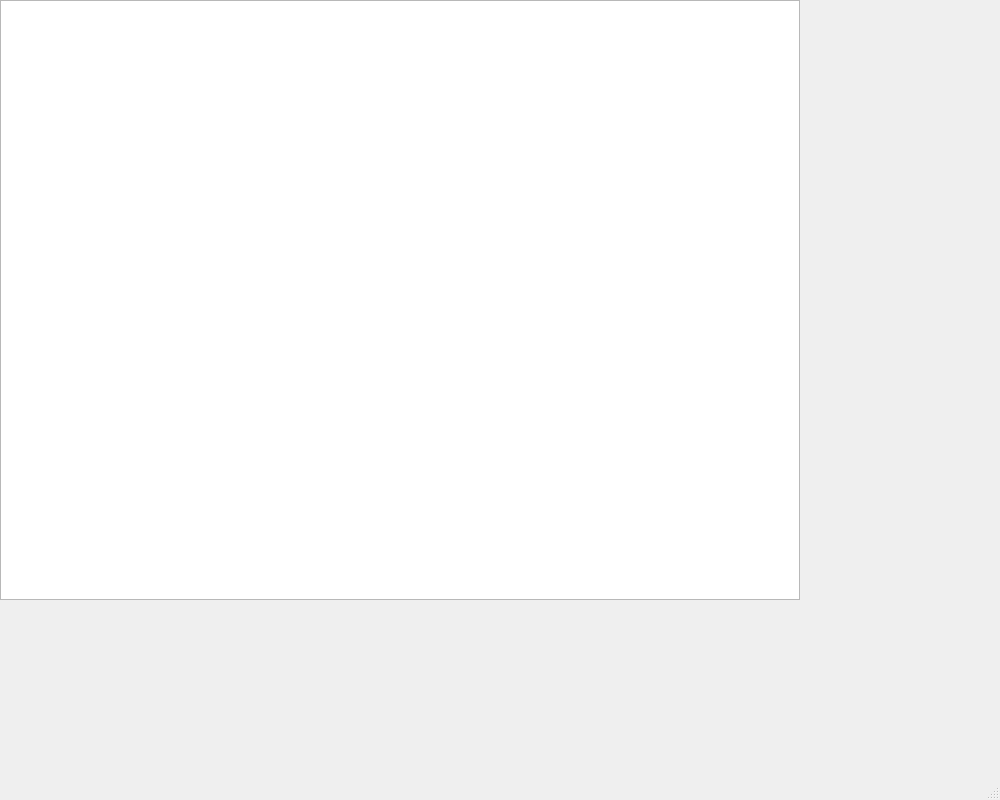
Quitianote/proyecto-final, file proyecto_final/proyecto_final/mainwindow.ui: the form before one commit.
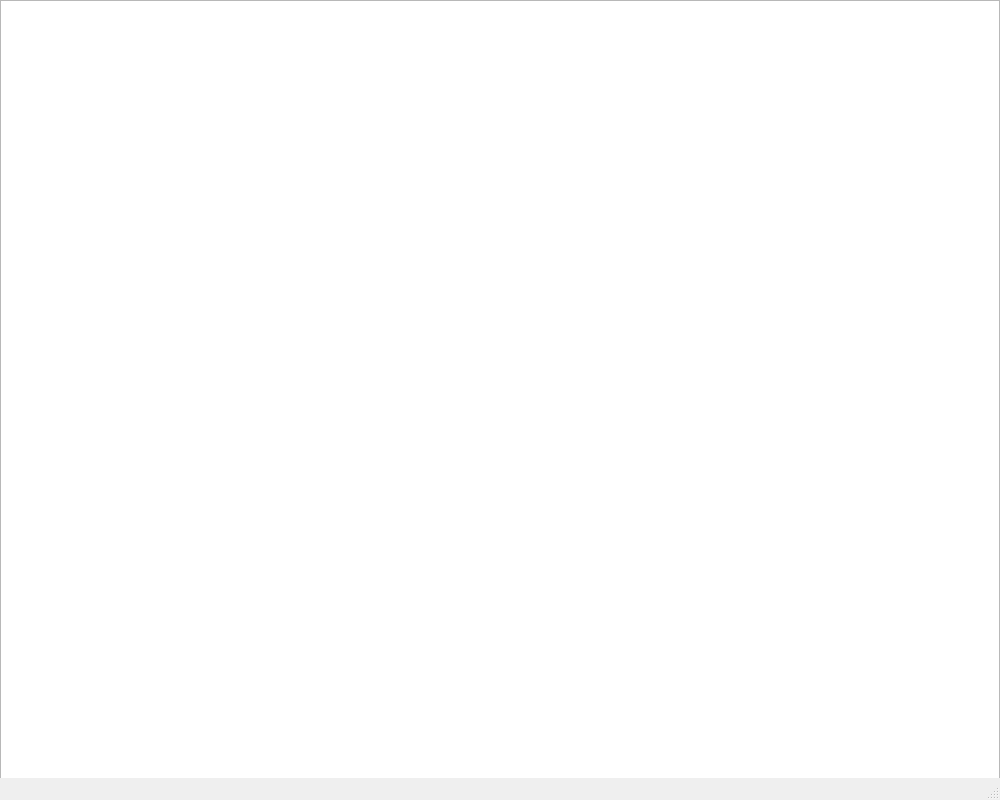
The form after the commit.

```diff
--- a/proyecto_final/proyecto_final/mainwindow.ui
+++ b/proyecto_final/proyecto_final/mainwindow.ui
@@ -19,8 +19,8 @@
      <rect>
       <x>0</x>
       <y>0</y>
-      <width>800</width>
-      <height>600</height>
+      <width>1000</width>
+      <height>800</height>
      </rect>
     </property>
    </widget>
```
